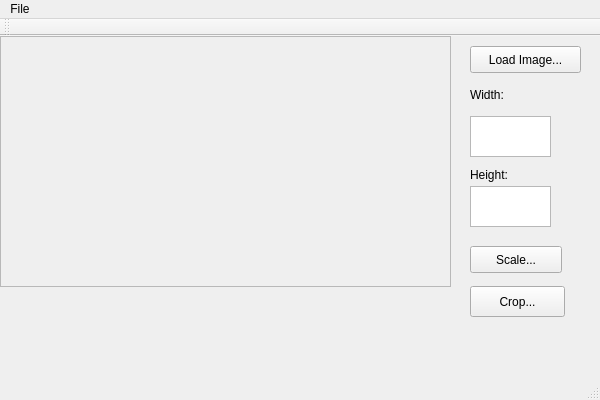
Above: trabalho2/mainwindow.ui from Mendelev/cg-ufrj-2011 before the change. Below: the same form after it.
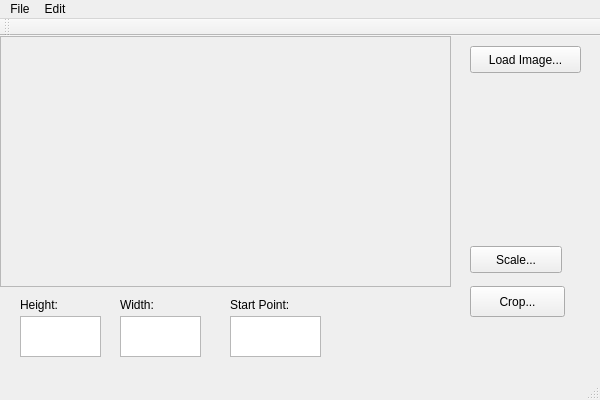
That is the form after the change.

What changed in the file:
```diff
--- a/trabalho2/mainwindow.ui
+++ b/trabalho2/mainwindow.ui
@@ -90,8 +90,8 @@
    <widget class="QLabel" name="lblWidth">
     <property name="geometry">
      <rect>
-      <x>470</x>
-      <y>50</y>
+      <x>120</x>
+      <y>260</y>
       <width>59</width>
       <height>17</height>
      </rect>
@@ -103,8 +103,8 @@
    <widget class="QLabel" name="lblHeight">
     <property name="geometry">
      <rect>
-      <x>470</x>
-      <y>130</y>
+      <x>20</x>
+      <y>260</y>
       <width>59</width>
       <height>17</height>
      </rect>
@@ -116,8 +116,8 @@
    <widget class="QPlainTextEdit" name="txtWidth">
     <property name="geometry">
      <rect>
-      <x>470</x>
-      <y>80</y>
+      <x>120</x>
+      <y>280</y>
       <width>81</width>
       <height>41</height>
      </rect>
@@ -126,8 +126,8 @@
    <widget class="QPlainTextEdit" name="txtHeight">
     <property name="geometry">
      <rect>
-      <x>470</x>
-      <y>150</y>
+      <x>20</x>
+      <y>280</y>
       <width>81</width>
       <height>41</height>
      </rect>
@@ -146,6 +146,29 @@
      <string>Crop...</string>
     </property>
    </widget>
+   <widget class="QPlainTextEdit" name="txtStartPoint">
+    <property name="geometry">
+     <rect>
+      <x>230</x>
+      <y>280</y>
+      <width>91</width>
+      <height>41</height>
+     </rect>
+    </property>
+   </widget>
+   <widget class="QLabel" name="lblStartPoint">
+    <property name="geometry">
+     <rect>
+      <x>230</x>
+      <y>260</y>
+      <width>91</width>
+      <height>17</height>
+     </rect>
+    </property>
+    <property name="text">
+     <string>Start Point:</string>
+    </property>
+   </widget>
   </widget>
   <widget class="QMenuBar" name="menuBar">
    <property name="geometry">
@@ -163,7 +186,16 @@
     <addaction name="actionExit"/>
     <addaction name="separator"/>
    </widget>
+   <widget class="QMenu" name="menuEdit">
+    <property name="title">
+     <string>Edit</string>
+    </property>
+    <addaction name="actionScale"/>
+    <addaction name="separator"/>
+    <addaction name="actionCrop"/>
+   </widget>
    <addaction name="menuMenu"/>
+   <addaction name="menuEdit"/>
   </widget>
   <widget class="QToolBar" name="mainToolBar">
    <attribute name="toolBarArea">
```
Left out of the diff: 13 changed lines with no effect on the pictures.
